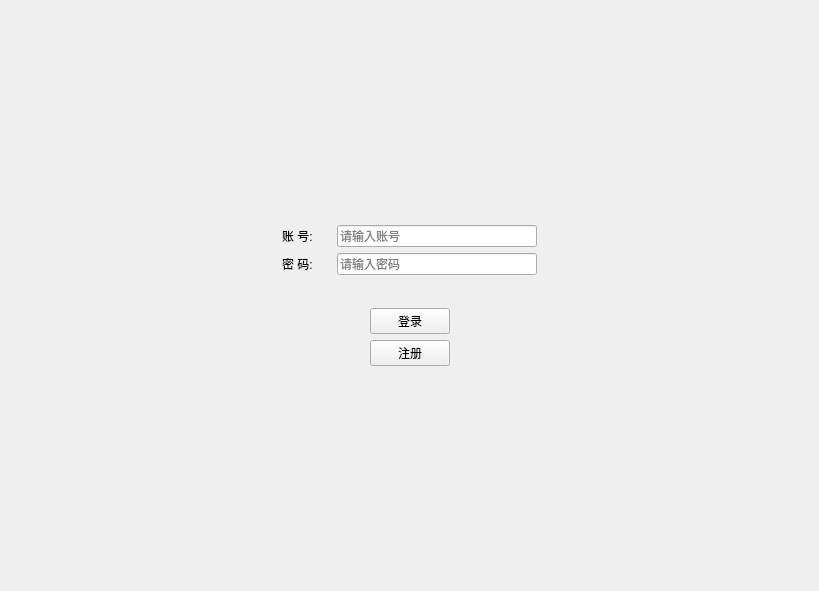
xuanlog/LibraryManager, file LibraryManager/login.ui: the form before one commit.
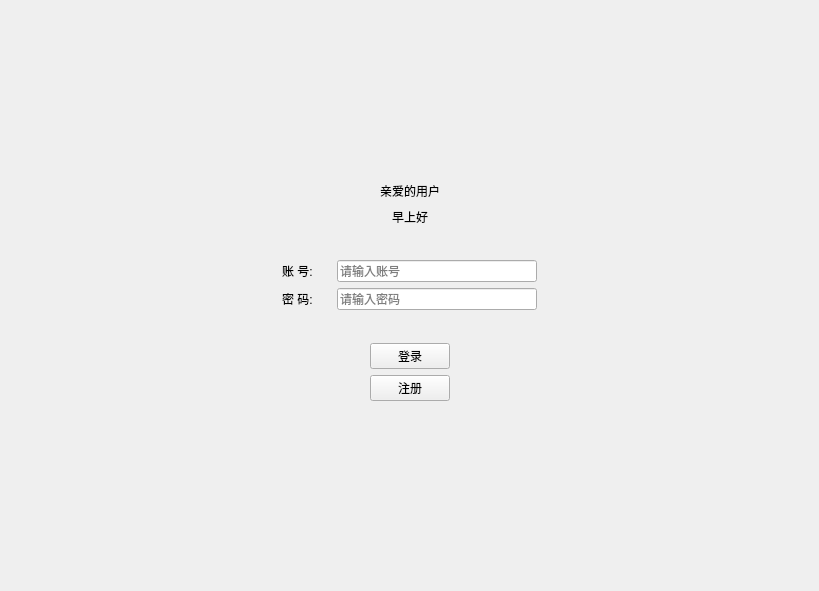
The form after the commit.

```diff
--- a/LibraryManager/login.ui
+++ b/LibraryManager/login.ui
@@ -27,6 +27,90 @@
      </property>
     </spacer>
    </item>
+   <item>
+    <widget class="QWidget" name="widget_6" native="true">
+     <layout class="QHBoxLayout" name="horizontalLayout_3">
+      <property name="bottomMargin">
+       <number>0</number>
+      </property>
+      <item>
+       <spacer name="horizontalSpacer_5">
+        <property name="orientation">
+         <enum>Qt::Horizontal</enum>
+        </property>
+        <property name="sizeHint" stdset="0">
+         <size>
+          <width>40</width>
+          <height>20</height>
+         </size>
+        </property>
+       </spacer>
+      </item>
+      <item>
+       <widget class="QLabel" name="userLabel">
+        <property name="text">
+         <string>亲爱的用户</string>
+        </property>
+       </widget>
+      </item>
+      <item>
+       <spacer name="horizontalSpacer_6">
+        <property name="orientation">
+         <enum>Qt::Horizontal</enum>
+        </property>
+        <property name="sizeHint" stdset="0">
+         <size>
+          <width>40</width>
+          <height>20</height>
+         </size>
+        </property>
+       </spacer>
+      </item>
+     </layout>
+    </widget>
+   </item>
+   <item>
+    <widget class="QWidget" name="widget_7" native="true">
+     <layout class="QHBoxLayout" name="horizontalLayout_4">
+      <property name="topMargin">
+       <number>0</number>
+      </property>
+      <item>
+       <spacer name="horizontalSpacer_7">
+        <property name="orientation">
+         <enum>Qt::Horizontal</enum>
+        </property>
+        <property name="sizeHint" stdset="0">
+         <size>
+          <width>40</width>
+          <height>20</height>
+         </size>
+        </property>
+       </spacer>
+      </item>
+      <item>
+       <widget class="QLabel" name="tipsLabel">
+        <property name="text">
+         <string>早上好</string>
+        </property>
+       </widget>
+      </item>
+      <item>
+       <spacer name="horizontalSpacer_8">
+        <property name="orientation">
+         <enum>Qt::Horizontal</enum>
+        </property>
+        <property name="sizeHint" stdset="0">
+         <size>
+          <width>40</width>
+          <height>20</height>
+         </size>
+        </property>
+       </spacer>
+      </item>
+     </layout>
+    </widget>
+   </item>
    <item>
     <widget class="QWidget" name="widget_3" native="true">
      <layout class="QHBoxLayout" name="horizontalLayout">
```
